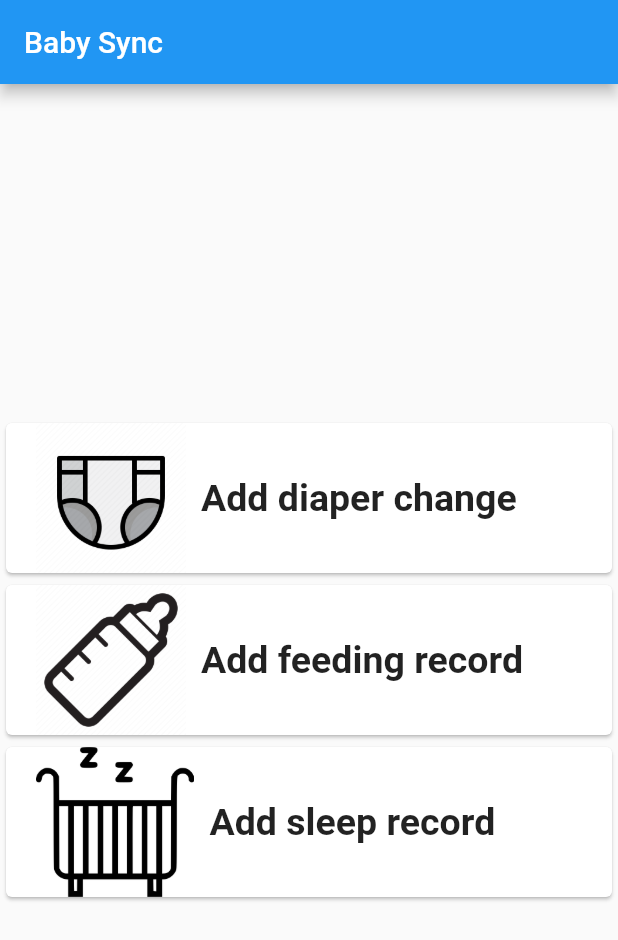
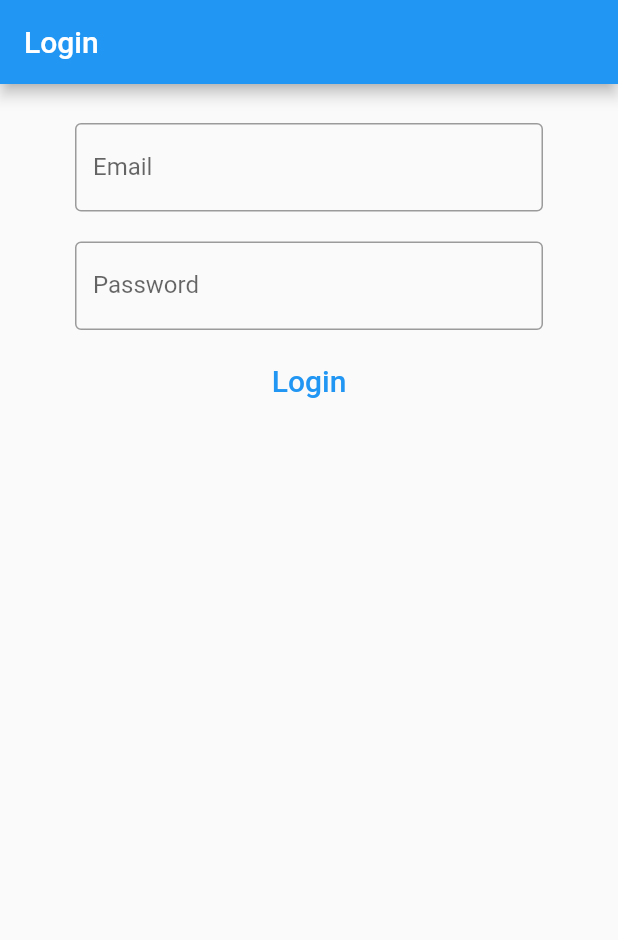
Before and after one commit to clintegarrison/baby-sync, a Flutter app: the screen it shows after launch, on a phone screen of 412 x 824 dp. Shown: the top 940 px of the screen. Run offline on Flutter 3.47's test engine with Material 2 defaults, Android fonts, the phone set to English and light mode, and no system bars; our stand-ins replace firebase_auth, firebase_core; accounts and stored records are empty.

```diff
--- a/lib/main.dart
+++ b/lib/main.dart
@@ -1,9 +1,19 @@
 import 'dart:developer';
 
+import 'package:firebase_auth/firebase_auth.dart';
+import 'package:firebase_core/firebase_core.dart';
 import 'package:flutter/material.dart';
+import 'package:provider/provider.dart';
+
+import 'firebase_options.dart';
 
 void main() {
-  runApp(MyApp());
+  runApp(
+    ChangeNotifierProvider(
+      create: (context) => MyAppState(),
+      builder: (context, _) => MyApp(),
+    ),
+  );
 }
 
 class MyApp extends StatelessWidget {
@@ -24,13 +34,13 @@ class MyApp extends StatelessWidget {
         // is not restarted.
         primarySwatch: Colors.blue,
       ),
-      home: MyHomePage(title: 'Baby Sync'),
+      home: Login(),
     );
   }
 }
 
 class MyHomePage extends StatefulWidget {
-  MyHomePage({Key key, this.title}) : super(key: key);
+  MyHomePage({Key? key, required this.title}) : super(key: key);
 
   // This widget is the home page of your application. It is stateful, meaning
   // that it has a State object (defined below) that contains fields that affect
@@ -48,19 +58,6 @@ class MyHomePage extends StatefulWidget {
 }
 
 class _MyHomePageState extends State<MyHomePage> {
-  int _counter = 0;
-
-  void _incrementCounter() {
-    setState(() {
-      // This call to setState tells the Flutter framework that something has
-      // changed in this State, which causes it to rerun the build method below
-      // so that the display can reflect the updated values. If we changed
-      // _counter without calling setState(), then the build method would not be
-      // called again, and so nothing would appear to happen.
-      _counter++;
-    });
-  }
-
   @override
   Widget build(BuildContext context) {
     // This method is rerun every time setState is called, for instance as done
@@ -183,7 +180,7 @@ class _MyHomePageState extends State<MyHomePage> {
 }
 
 class DiaperChange extends StatelessWidget {
-  const DiaperChange({Key key}) : super(key: key);
+  const DiaperChange({Key? key}) : super(key: key);
 
   @override
   Widget build(BuildContext context) {
@@ -308,3 +305,103 @@ class DiaperChange extends StatelessWidget {
     );
   }
 }
+
+class Login extends StatelessWidget {
+  Login({Key? key}) : super(key: key);
+
+  Future<void> signInWithEmailAndPassword(String email, String password) async {
+    try {
+      await FirebaseAuth.instance.signInWithEmailAndPassword(
+        email: email,
+        password: password,
+      );
+    } on FirebaseAuthException catch (e) {
+      log("FirebaseAuthException");
+    }
+  }
+
+  TextEditingController emailController = new TextEditingController();
+  TextEditingController passwordController = new TextEditingController();
+
+  @override
+  Widget build(BuildContext context) {
+    return Scaffold(
+      appBar: AppBar(
+        title: Text("Login"),
+      ),
+      body: Center(
+        child: Column(
+          children: [
+            Consumer<MyAppState>(
+              builder: (BuildContext context, state, Widget? child) {
+                if (state.authenticated) {
+                  WidgetsBinding.instance?.addPostFrameCallback((_) {
+                    Navigator.push(
+                      context,
+                      MaterialPageRoute(
+                          builder: (context) => MyHomePage(title: 'Baby Sync')),
+                    );
+                  });
+                }
+                return Text("");
+              },
+            ),
+            Padding(
+              padding: EdgeInsets.fromLTRB(50, 10, 50, 10),
+              child: TextField(
+                  controller: emailController,
+                  keyboardType: TextInputType.emailAddress,
+                  decoration: const InputDecoration(
+                    border: OutlineInputBorder(),
+                    labelText: 'Email',
+                  )),
+            ),
+            Padding(
+              padding: EdgeInsets.fromLTRB(50, 10, 50, 10),
+              child: TextField(
+                  controller: passwordController,
+                  obscureText: true,
+                  decoration: const InputDecoration(
+                    border: OutlineInputBorder(),
+                    labelText: 'Password',
+                  )),
+            ),
+            TextButton(
+              child: Text(
+                'Login',
+                style: TextStyle(fontSize: 20.0),
+              ),
+              onPressed: () {
+                signInWithEmailAndPassword(
+                    emailController.text, passwordController.text);
+              },
+            )
+          ],
+        ),
+      ),
+    );
+  }
+}
+
+class MyAppState extends ChangeNotifier {
+  MyAppState() {
+    init();
+  }
+
+  bool authenticated = false;
+
+  Future<void> init() async {
+    await Firebase.initializeApp(
+      options: DefaultFirebaseOptions.currentPlatform,
+    );
+
+    FirebaseAuth.instance.userChanges().listen((user) {
+      if (user != null) {
+        authenticated = true;
+      } else {
+        authenticated = false;
+      }
+      notifyListeners();
+    });
+  }
+}
--- a/pubspec.yaml
+++ b/pubspec.yaml
@@ -18,7 +18,7 @@ publish_to: 'none' # Remove this line if you wish to publish to pub.dev
 version: 1.0.0+1
 
 environment:
-  sdk: ">=2.7.0 <3.0.0"
+  sdk: ">=2.12.0 <3.0.0"
 
 dependencies:
   flutter:
@@ -28,6 +28,10 @@ dependencies:
   # The following adds the Cupertino Icons font to your application.
   # Use with the CupertinoIcons class for iOS style icons.
   cupertino_icons: ^1.0.0
+  firebase_core: ^1.11.0
+  cloud_firestore: ^3.1.6
+  provider: ^6.0.2
+  firebase_auth: ^3.3.5
 
 dev_dependencies:
   flutter_test:
```
Also changed, not shown: lib/firebase_options.dart (added), pubspec.lock, 6 other files.
